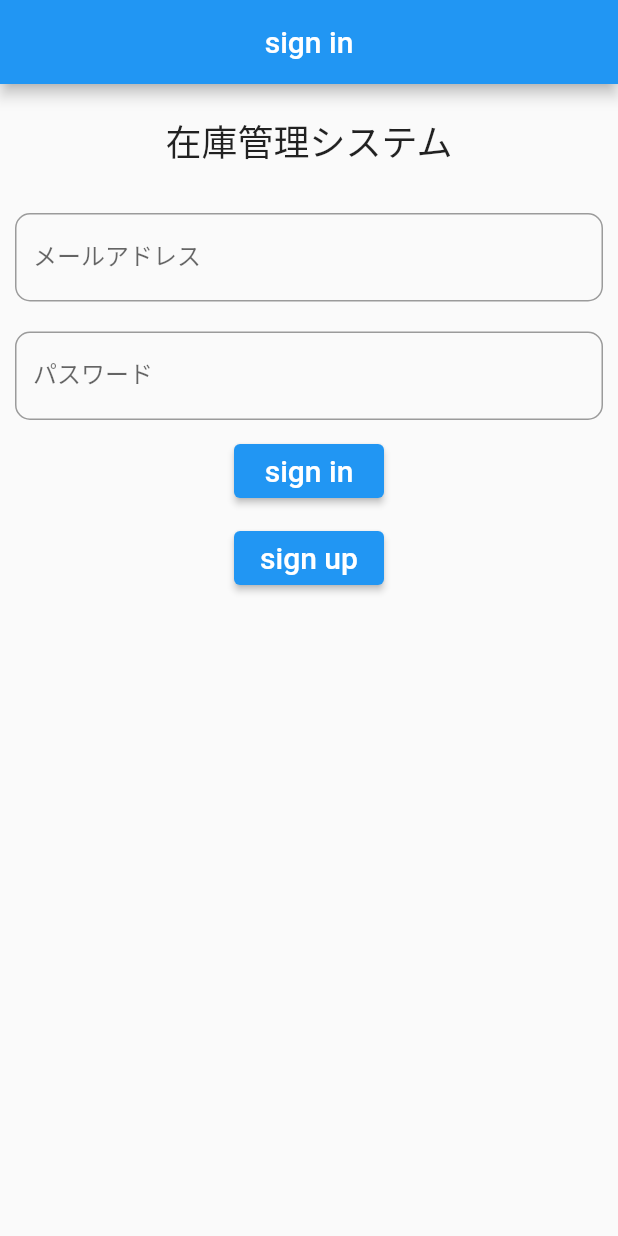
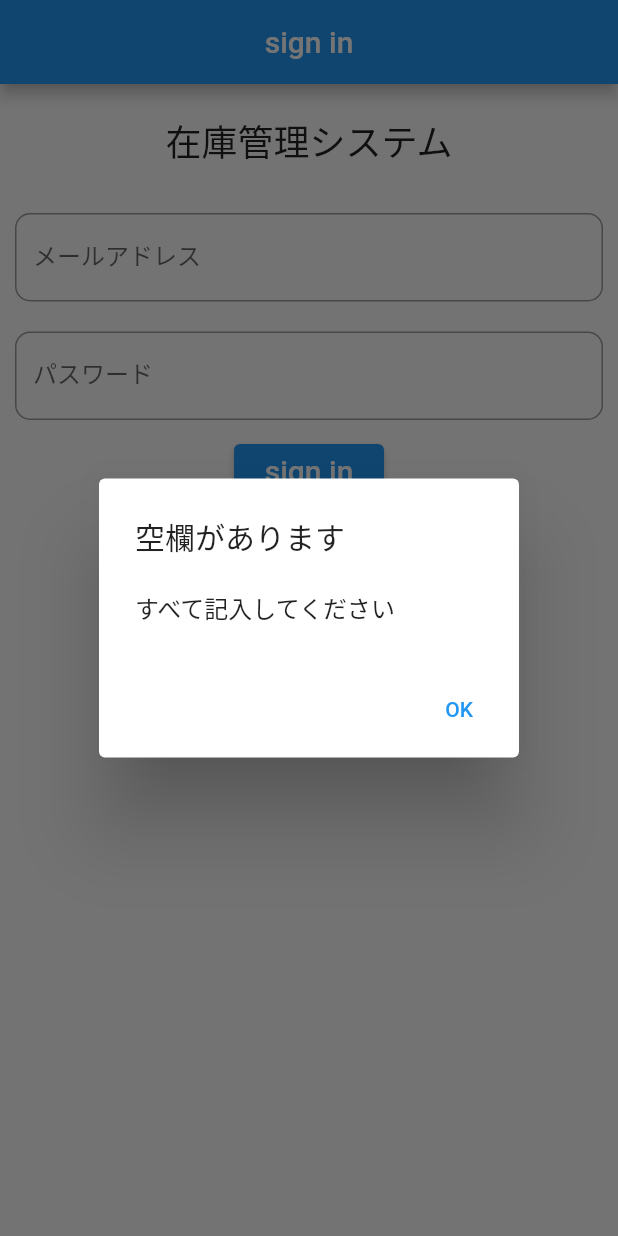
Before and after one commit to shogoisaji/inventory_system, a Flutter app: the screen it shows after launch, after a tap on "sign in", on a phone screen of 412 x 824 dp. Run offline on Flutter 3.47's test engine with Material 2 defaults, Android fonts, the phone set to English and light mode, and no system bars; our stand-ins replace firebase_auth, firebase_core, flutter_riverpod, go_router, google_sign_in, riverpod_annotation and 1 more; accounts and stored records are empty; generated files the repository leaves out were written again.

Commit message:
signin change

```diff
--- a/lib/infrastructure/firebase/auth_service.dart
+++ b/lib/infrastructure/firebase/auth_service.dart
@@ -5,9 +5,9 @@ import 'package:firebase_auth/firebase_auth.dart';
 /// 通信の流れをまとめておくサービスクラス
 class AuthService {
   /// サインイン
-  Future<void> signIn() async {
-    await FirebaseAuth.instance.signInWithEmailAndPassword(
-        email: 'mailaddress@gmail.com', password: 'password');
+  Future<void> signIn(String email, String password) async {
+    await FirebaseAuth.instance
+        .signInWithEmailAndPassword(email: email, password: password);
   }
 
   /// サインアウト
@@ -16,12 +16,12 @@ class AuthService {
   }
 
   /// サインアップ
-  Future<void> signUp() async {
+  Future<void> signUp(String email, String password) async {
     try {
       UserCredential userCredential =
           await FirebaseAuth.instance.createUserWithEmailAndPassword(
-        email: 'mailAddress@gmail.com',
-        password: 'password',
+        email: email,
+        password: password,
       );
     } on FirebaseAuthException catch (e) {
       if (e.code == 'weak-password') {
--- a/lib/presentation/pages/sign_in.dart
+++ b/lib/presentation/pages/sign_in.dart
@@ -1,3 +1,4 @@
+import 'package:firebase_auth/firebase_auth.dart';
 import 'package:flutter/material.dart';
 
 import '../../infrastructure/firebase/auth_service.dart';
@@ -29,18 +30,55 @@ class SignInPage extends StatelessWidget {
           CustomTextField(
               label: "パスワード",
               onChangefunc: (newText) {
-                mailAddress = newText;
+                password = newText;
               },
               isPassword: true),
           ElevatedButton(
             onPressed: () async {
-              // サービスを呼び出す
+              try {
+                if (mailAddress != null && password != null) {
                   final service = AuthService();
-              await service.signIn().catchError(
-                (e) {
-                  debugPrint('サインインできませんでした $e');
+                  await service.signIn(mailAddress!, password!);
+                  // await service.signIn(mailAddress!, password!).catchError(
+                  //   (e) {
+                  //     debugPrint('サインインできませんでした $e');
+                  //   },
+                  // );
+                } else {
+                  showDialog(
+                    context: context,
+                    builder: (context) {
+                      return AlertDialog(
+                        title: const Text("空欄があります"),
+                        content: const Text("すべて記入してください"),
+                        actions: [
+                          TextButton(
+                            child: const Text("OK"),
+                            onPressed: () => Navigator.pop(context),
+                          ),
+                        ],
+                      );
                     },
                   );
+                }
+              } on FirebaseAuthException catch (e) {
+                debugPrint("signerror");
+                showDialog(
+                  context: context,
+                  builder: (context) {
+                    return AlertDialog(
+                      title: const Text("sigh inに失敗しました"),
+                      content: const Text("ログイン情報を確認してください"),
+                      actions: [
+                        TextButton(
+                          child: const Text("OK"),
+                          onPressed: () => Navigator.pop(context),
+                        ),
+                      ],
+                    );
+                  },
+                );
+              }
             },
             style:
                 ElevatedButton.styleFrom(fixedSize: const Size.fromWidth(100)),
@@ -55,12 +93,30 @@ class SignInPage extends StatelessWidget {
           ElevatedButton(
             onPressed: () async {
               // サービスを呼び出す
+              if (mailAddress != null && password != null) {
                 final service = AuthService();
-              await service.signUp().catchError(
+                await service.signUp(mailAddress!, password!).catchError(
                   (e) {
                     debugPrint('サインアップできませんでした $e');
                   },
                 );
+              } else {
+                showDialog(
+                  context: context,
+                  builder: (context) {
+                    return AlertDialog(
+                      title: const Text("空欄があります"),
+                      content: const Text("すべて記入してください"),
+                      actions: [
+                        TextButton(
+                          child: const Text("OK"),
+                          onPressed: () => Navigator.pop(context),
+                        ),
+                      ],
+                    );
+                  },
+                );
+              }
             },
             style:
                 ElevatedButton.styleFrom(fixedSize: const Size.fromWidth(100)),
--- a/lib/presentation/router/router.dart
+++ b/lib/presentation/router/router.dart
@@ -55,7 +55,7 @@ GoRouter router(RouterRef ref) {
 
     if (signedIn && page == PagePath.signIn) {
       // もうサインインしているのに サインイン画面を表示しようとしている --> ホーム画面へ
-      return PagePath.signIn;
+      return PagePath.warehousing;
     } else if (!signedIn) {
       // まだサインインしていない --> サインイン画面へ
       return PagePath.signIn;
```
Also changed, not shown: lib/presentation/pages/warehousing_page.dart (+9 -4 lines). Lines whose indentation alone changed are shown as unchanged.
